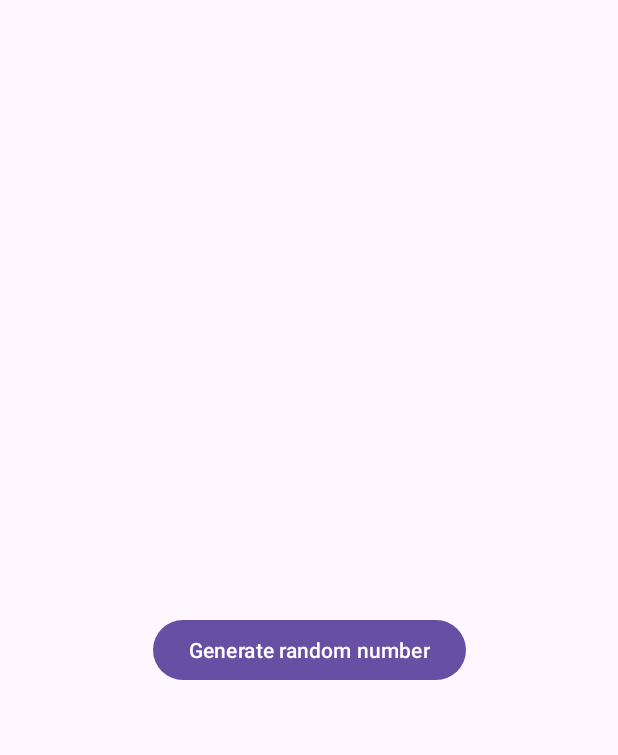
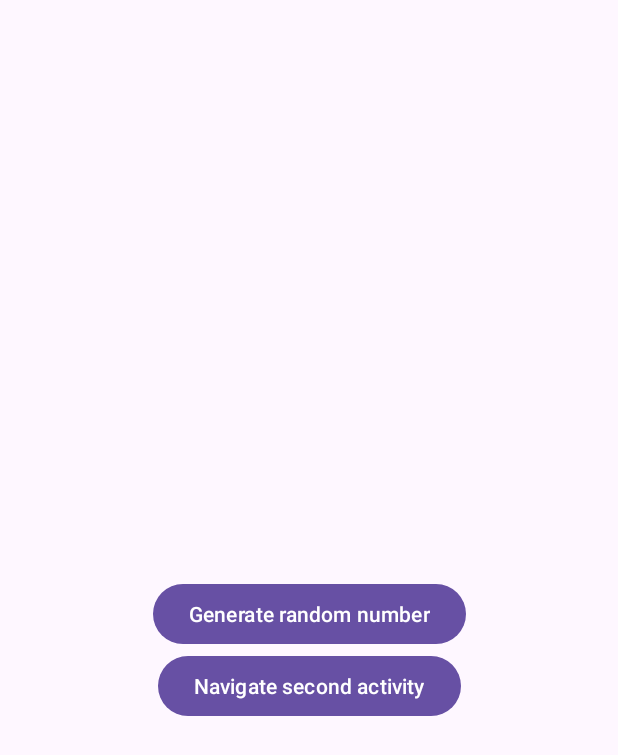
Before and after one commit to raheemadamboev/event-bus-demo, an Android app: the screen it shows after launch (Main), on a phone screen of 412 x 824 dp. Shown: the top 755 px of the screen. Run offline under Robolectric (Android 15) with nearby library versions, the phone set to English and light mode, and no system bars; our stand-ins replace EventBus.

Commit message:
navigate second activity

```diff
--- a/app/src/main/java/xyz/teamgravity/eventbusdemo/presentation/activity/Main.java
+++ b/app/src/main/java/xyz/teamgravity/eventbusdemo/presentation/activity/Main.java
@@ -1,5 +1,6 @@
 package xyz.teamgravity.eventbusdemo.presentation.activity;
 
+import android.content.Intent;
 import android.os.Bundle;
 
 import androidx.appcompat.app.AppCompatActivity;
@@ -47,10 +48,15 @@ public class Main extends AppCompatActivity {
 
     private void button() {
         onGenerate();
+        onSecond();
     }
 
     private void onGenerate() {
         binding.generateB.setOnClickListener(view -> viewmodel.onGenerate());
+    }
+
+    private void onSecond() {
+        binding.secondB.setOnClickListener(view -> startActivity(new Intent(this, Second.class)));
     }
 
     @Subscribe(threadMode = ThreadMode.MAIN)
--- a/app/src/main/res/layout/activity_main.xml
+++ b/app/src/main/res/layout/activity_main.xml
@@ -24,8 +24,18 @@
         android:layout_height="wrap_content"
         android:layout_marginTop="20dp"
         android:text="@string/generate_random_number"
+        app:layout_constraintBottom_toTopOf="@id/second_b"
+        app:layout_constraintEnd_toEndOf="parent"
+        app:layout_constraintStart_toStartOf="parent"
+        app:layout_constraintTop_toBottomOf="@id/generate_t" />
+
+    <Button
+        android:id="@+id/second_b"
+        android:layout_width="wrap_content"
+        android:layout_height="wrap_content"
+        android:text="@string/navigate_second_activity"
         app:layout_constraintBottom_toBottomOf="parent"
         app:layout_constraintEnd_toEndOf="parent"
         app:layout_constraintStart_toStartOf="parent"
-        app:layout_constraintTop_toBottomOf="@id/generate_t" />
+        app:layout_constraintTop_toBottomOf="@id/generate_b" />
 </androidx.constraintlayout.widget.ConstraintLayout>
--- a/app/src/main/res/values/strings.xml
+++ b/app/src/main/res/values/strings.xml
@@ -1,5 +1,7 @@
 <resources>
     <string name="app_name">EventBusDemo</string>
 
+    <!-- Main -->
     <string name="generate_random_number">Generate random number</string>
+    <string name="navigate_second_activity">Navigate second activity</string>
 </resources>
```
